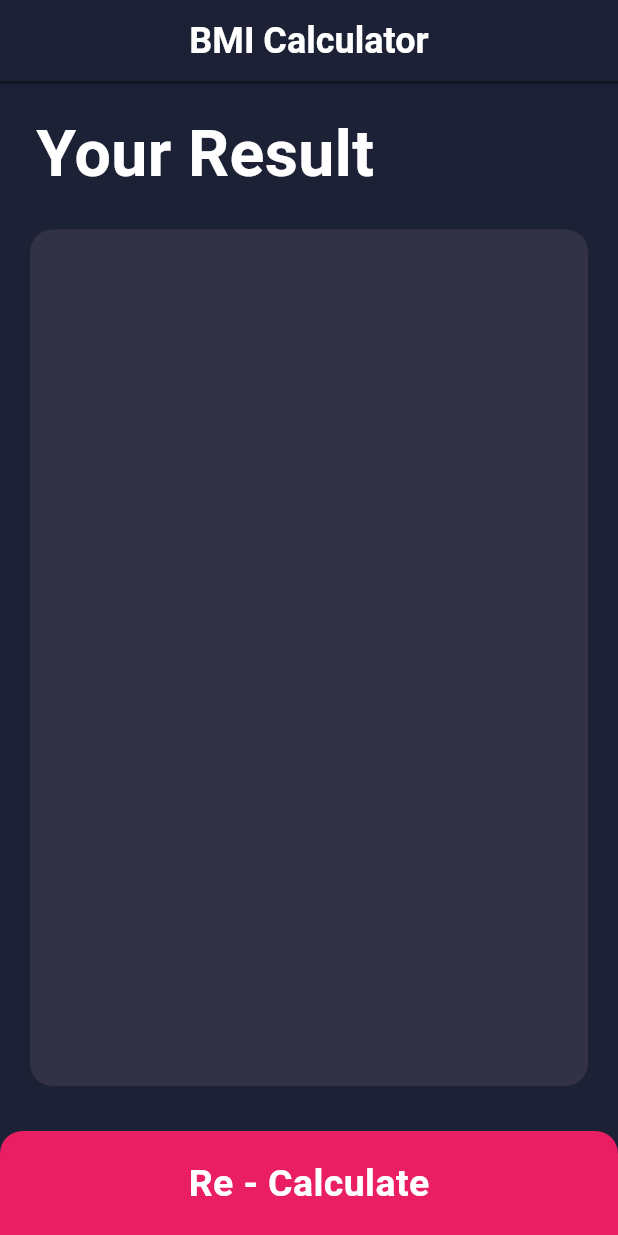
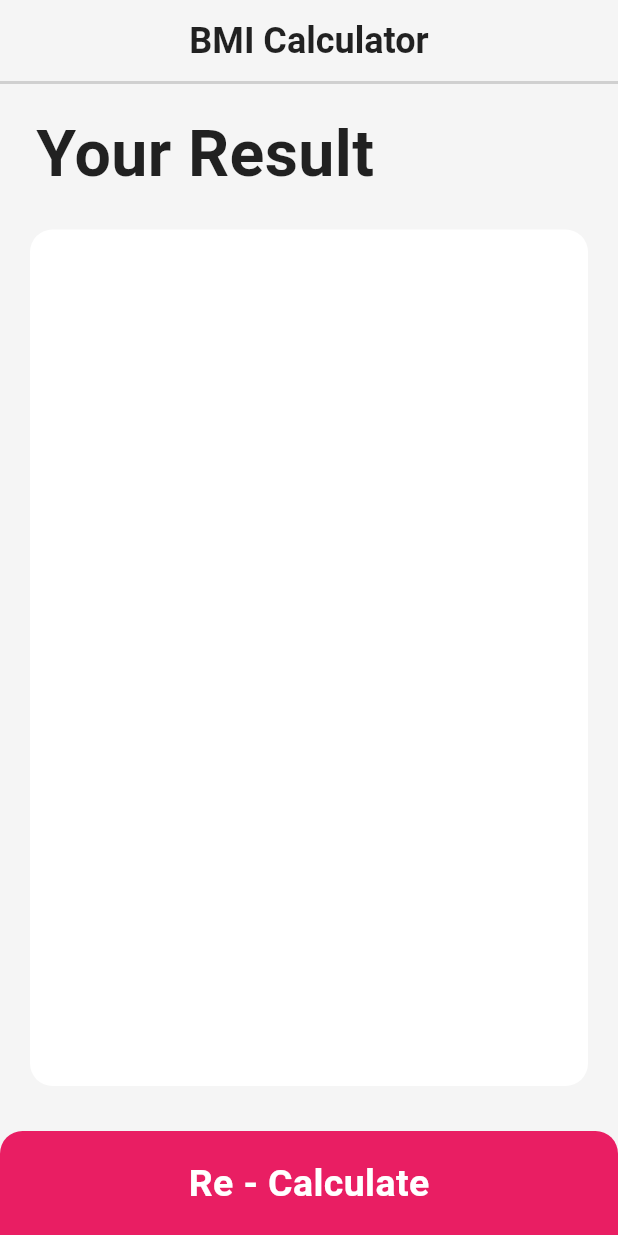
Before and after one commit to youseftaya/BMI_Calculator, a Flutter app: the ResultScreen screen opened directly with empty values, on a phone screen of 412 x 824 dp. Run offline on Flutter 3.47's test engine with Material 3 defaults, Android fonts, the phone set to English and light mode, and no system bars.

Commit message:
Update result screen theme and male icon color

```diff
--- a/lib/screens/home_screens.dart
+++ b/lib/screens/home_screens.dart
@@ -141,7 +141,7 @@ class _BmiScreenState extends State<BmiScreen> {
                                     : cardBackgroundColor,
                                 iconColor: isOn
                                     ? Colors.white
-                                    : Colors.pinkAccent,
+                                    : const Color(0xFF616161),
                               ),
                             ),
                           ),
@@ -395,6 +395,7 @@ class _BmiScreenState extends State<BmiScreen> {
                       bmiResult: bmi.toStringAsFixed(1),
                       resultText: resultText,
                       interpretation: interpretation,
+                      isOn: isOn,
                     ),
                   ),
                 );
--- a/lib/screens/result_screen.dart
+++ b/lib/screens/result_screen.dart
@@ -4,46 +4,66 @@ class ResultScreen extends StatelessWidget {
   final String bmiResult;
   final String resultText;
   final String interpretation;
+  final bool isOn;
 
   const ResultScreen({
     super.key,
     required this.bmiResult,
     required this.resultText,
     required this.interpretation,
+    required this.isOn,
   });
 
   @override
   Widget build(BuildContext context) {
+    final Color backgroundColor =
+        isOn ? const Color(0xFF1C2135) : const Color(0xFFF5F5F5);
+
+    final Color cardColor =
+        isOn ? const Color(0xFF333244) : Colors.white;
+
+    final Color textColor =
+        isOn ? Colors.white : Colors.black87;
+
+    final Color secondaryTextColor =
+        isOn ? Colors.white70 : Colors.black54;
+
+    final Color borderColor =
+        isOn ? const Color(0xFF121623) : const Color(0xFFD0D0D0);
+
     return Scaffold(
-      backgroundColor: const Color(0xFF1C2135),
+      backgroundColor: backgroundColor,
 
       appBar: AppBar(
-        backgroundColor: const Color(0xFF1C2135),
+        backgroundColor: backgroundColor,
         automaticallyImplyLeading: false,
         titleSpacing: 0,
+
         title: Container(
           width: double.infinity,
           height: kToolbarHeight,
-          decoration: const BoxDecoration(
-            color: Color(0xFF1C2135),
-            borderRadius: BorderRadius.only(
+
+          decoration: BoxDecoration(
+            color: backgroundColor,
+            borderRadius: const BorderRadius.only(
               topLeft: Radius.circular(15),
               topRight: Radius.circular(15),
             ),
             border: Border(
               bottom: BorderSide(
-                color: Color(0xFF121623),
+                color: borderColor,
                 width: 2.0,
               ),
             ),
           ),
-          child: const Center(
+
+          child: Center(
             child: Text(
               'BMI Calculator',
               style: TextStyle(
                 fontSize: 24,
                 fontWeight: FontWeight.w600,
-                color: Colors.white,
+                color: textColor,
               ),
             ),
           ),
@@ -53,19 +73,22 @@ class ResultScreen extends StatelessWidget {
       body: Column(
         mainAxisAlignment: MainAxisAlignment.spaceEvenly,
         crossAxisAlignment: CrossAxisAlignment.stretch,
+
         children: [
           Container(
             padding: const EdgeInsets.only(
               left: 24.0,
               top: 16.0,
             ),
+
             alignment: Alignment.centerLeft,
-            child: const Text(
+
+            child: Text(
               'Your Result',
               style: TextStyle(
                 fontSize: 43,
                 fontWeight: FontWeight.bold,
-                color: Colors.white,
+                color: textColor,
               ),
             ),
           ),
@@ -73,16 +96,20 @@ class ResultScreen extends StatelessWidget {
           Expanded(
             child: Container(
               margin: const EdgeInsets.all(20.0),
+
               decoration: BoxDecoration(
-                color: const Color(0xFF333244),
+                color: cardColor,
                 borderRadius: BorderRadius.circular(15.0),
               ),
+
               child: Column(
                 mainAxisAlignment: MainAxisAlignment.spaceEvenly,
                 crossAxisAlignment: CrossAxisAlignment.center,
+
                 children: [
                   Text(
                     resultText.toUpperCase(),
+
                     style: const TextStyle(
                       color: Color(0xFF24D876),
                       fontSize: 22.0,
@@ -92,19 +119,22 @@ class ResultScreen extends StatelessWidget {
 
                   Text(
                     bmiResult,
-                    style: const TextStyle(
+
+                    style: TextStyle(
                       fontSize: 80.0,
                       fontWeight: FontWeight.bold,
-                      color: Colors.white,
+                      color: textColor,
                     ),
                   ),
 
                   Text(
                     interpretation,
+
                     textAlign: TextAlign.center,
-                    style: const TextStyle(
+
+                    style: TextStyle(
                       fontSize: 18.0,
-                      color: Colors.white70,
+                      color: secondaryTextColor,
                       height: 1.4,
                     ),
                   ),
@@ -117,20 +147,26 @@ class ResultScreen extends StatelessWidget {
             onTap: () {
               Navigator.pop(context);
             },
+
             child: Container(
               decoration: const BoxDecoration(
                 color: Color(0xFFE91E63),
+
                 borderRadius: BorderRadius.only(
                   topLeft: Radius.circular(15),
                   topRight: Radius.circular(15),
                 ),
               ),
+
               margin: const EdgeInsets.only(top: 10.0),
+
               width: double.infinity,
               height: 70.0,
+
               child: const Center(
                 child: Text(
                   'Re - Calculate',
+
                   style: TextStyle(
                     fontSize: 25.0,
                     fontWeight: FontWeight.bold,
```
